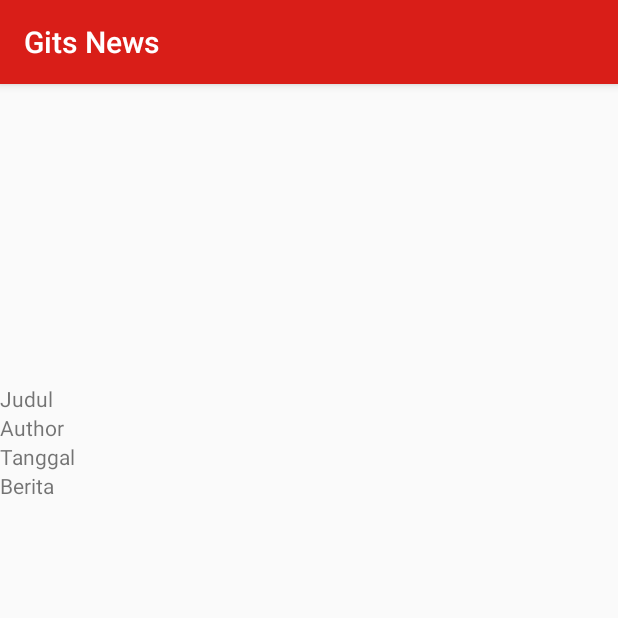
After one commit to JulioRahman/GitsNews, an Android app: the DetailActivity screen opened directly, with no data from a screen before it, on a phone screen of 412 x 824 dp, the top half of it. The commit adds this screen. Run offline under Robolectric (Android 15) with nearby library versions, the phone set to English and light mode, and no system bars; pictures from the network do not load.

Commit message:
add Detail Activity

```diff
--- a/app/build.gradle
+++ b/app/build.gradle
@@ -32,4 +32,8 @@ dependencies {
     implementation 'com.google.code.gson:gson:2.8.0'
     implementation 'com.squareup.retrofit2:retrofit:2.3.0'
     implementation 'com.squareup.retrofit2:converter-gson:2.1.0'
+
+    implementation 'com.github.bumptech.glide:glide:4.8.0'
+    // Glide v4 uses this new annotation processor -- see https://bumptech.github.io/glide/doc/generatedapi.html
+    annotationProcessor 'com.github.bumptech.glide:compiler:4.8.0'
 }
--- a/app/src/main/AndroidManifest.xml
+++ b/app/src/main/AndroidManifest.xml
@@ -2,7 +2,7 @@
 <manifest xmlns:android="http://schemas.android.com/apk/res/android"
     package="com.julio.gitsnews">
 
-    <uses-permission android:name="android.permission.INTERNET"/>
+    <uses-permission android:name="android.permission.INTERNET" />
 
     <application
         android:allowBackup="true"
@@ -11,10 +11,10 @@
         android:roundIcon="@mipmap/ic_launcher_round"
         android:supportsRtl="true"
         android:theme="@style/AppTheme">
+        <activity android:name=".activity.DetailActivity"></activity>
         <activity
             android:name=".splash.SplashActivity"
-            android:theme="@style/SplashTheme">
-        </activity>
+            android:theme="@style/SplashTheme"></activity>
         <activity android:name=".activity.MainActivity">
             <intent-filter>
                 <action android:name="android.intent.action.MAIN" />
--- /dev/null
+++ b/app/src/main/java/com/julio/gitsnews/activity/DetailActivity.java
@@ -0,0 +1,61 @@
+package com.julio.gitsnews.activity;
+
+import android.os.Bundle;
+import android.support.v7.app.AppCompatActivity;
+import android.util.Log;
+import android.widget.ImageView;
+import android.widget.TextView;
+
+import com.bumptech.glide.Glide;
+import com.julio.gitsnews.R;
+import com.julio.gitsnews.model.DetailModel;
+import com.julio.gitsnews.rests.APIClient;
+import com.julio.gitsnews.rests.APIInterface;
+
+import retrofit2.Call;
+import retrofit2.Callback;
+import retrofit2.Response;
+
+public class DetailActivity extends AppCompatActivity {
+
+    private String id;
+    private ImageView ivThumbnailD;
+    private TextView tvJudulD, tvAuthorD, tvTanggalD, tvBeritaD;
+
+    @Override
+    protected void onCreate(Bundle savedInstanceState) {
+        super.onCreate(savedInstanceState);
+        setContentView(R.layout.activity_detail);
+
+        id = getIntent().getStringExtra("id");
+
+        ivThumbnailD = findViewById(R.id.iv_thumbnail_d);
+        tvJudulD = findViewById(R.id.tv_judul_d);
+        tvAuthorD = findViewById(R.id.tv_author_d);
+        tvTanggalD = findViewById(R.id.tv_tanggal_d);
+        tvBeritaD = findViewById(R.id.tv_berita_d);
+
+        final APIInterface apiService = APIClient.getClient().create(APIInterface.class);
+        Call<DetailModel> call = apiService.getNewsDetail(id);
+        call.enqueue(new Callback<DetailModel>() {
+
+            @Override
+            public void onResponse(Call<DetailModel> call, Response<DetailModel> response) {
+                DetailModel detailModel = response.body();
+
+                Glide.with(getApplicationContext())
+                        .load(detailModel.getThumbnail())
+                        .into(ivThumbnailD);
+                tvJudulD.setText(detailModel.getJudul());
+                tvAuthorD.setText(detailModel.getAuthor());
+                tvTanggalD.setText(detailModel.getTanggal());
+                tvBeritaD.setText(detailModel.getBerita());
+            }
+
+            @Override
+            public void onFailure(Call<DetailModel> call, Throwable t) {
+                Log.d("mamaku", "onFailure: "+t.toString());
+            }
+        });
+    }
+}
--- a/app/src/main/java/com/julio/gitsnews/rests/APIInterface.java
+++ b/app/src/main/java/com/julio/gitsnews/rests/APIInterface.java
@@ -1,15 +1,19 @@
 package com.julio.gitsnews.rests;
 
 import com.julio.gitsnews.model.BeritaModel;
-import com.julio.gitsnews.model.ListBeritaModel;
+import com.julio.gitsnews.model.DetailModel;
 
 import java.util.List;
 
 import retrofit2.Call;
 import retrofit2.http.GET;
+import retrofit2.http.Query;
 
 public interface APIInterface {
 
     @GET("read.php")
     Call<List<BeritaModel>> getNewsList();
+
+    @GET("read_detail.php")
+    Call<DetailModel> getNewsDetail(@Query("id") String id);
 }
--- /dev/null
+++ b/app/src/main/res/layout/activity_detail.xml
@@ -0,0 +1,37 @@
+<?xml version="1.0" encoding="utf-8"?>
+<LinearLayout xmlns:android="http://schemas.android.com/apk/res/android"
+    xmlns:tools="http://schemas.android.com/tools"
+    android:layout_width="match_parent"
+    android:layout_height="match_parent"
+    android:orientation="vertical"
+    tools:context=".activity.DetailActivity">
+
+    <ImageView
+        android:id="@+id/iv_thumbnail_d"
+        android:layout_width="match_parent"
+        android:layout_height="200dp" />
+
+    <TextView
+        android:id="@+id/tv_judul_d"
+        android:layout_width="match_parent"
+        android:layout_height="wrap_content"
+        android:text="Judul"/>
+
+    <TextView
+        android:id="@+id/tv_author_d"
+        android:layout_width="match_parent"
+        android:layout_height="wrap_content"
+        android:text="Author"/>
+
+    <TextView
+        android:id="@+id/tv_tanggal_d"
+        android:layout_width="match_parent"
+        android:layout_height="wrap_content"
+        android:text="Tanggal"/>
+
+    <TextView
+        android:id="@+id/tv_berita_d"
+        android:layout_width="match_parent"
+        android:layout_height="wrap_content"
+        android:text="Berita"/>
+</LinearLayout>
--- a/app/src/main/res/layout/item_berita.xml
+++ b/app/src/main/res/layout/item_berita.xml
@@ -9,14 +9,15 @@
     android:elevation="1px">
 
     <LinearLayout
+        android:layout_margin="8dp"
         android:layout_width="match_parent"
         android:layout_height="wrap_content"
         android:orientation="horizontal">
 
         <ImageView
             android:id="@+id/iv_thumbnail"
-            android:layout_width="wrap_content"
-            android:layout_height="wrap_content" />
+            android:layout_width="100dp"
+            android:layout_height="100dp" />
 
         <LinearLayout
             android:layout_width="match_parent"
```
Also changed, not shown: app/src/main/java/com/julio/gitsnews/activity/MainActivity.java (+16 -14 lines), app/src/main/java/com/julio/gitsnews/adapter/BeritaAdapter.java (+21 -6 lines), app/src/main/java/com/julio/gitsnews/model/DetailModel.java (+7 -7 lines).
